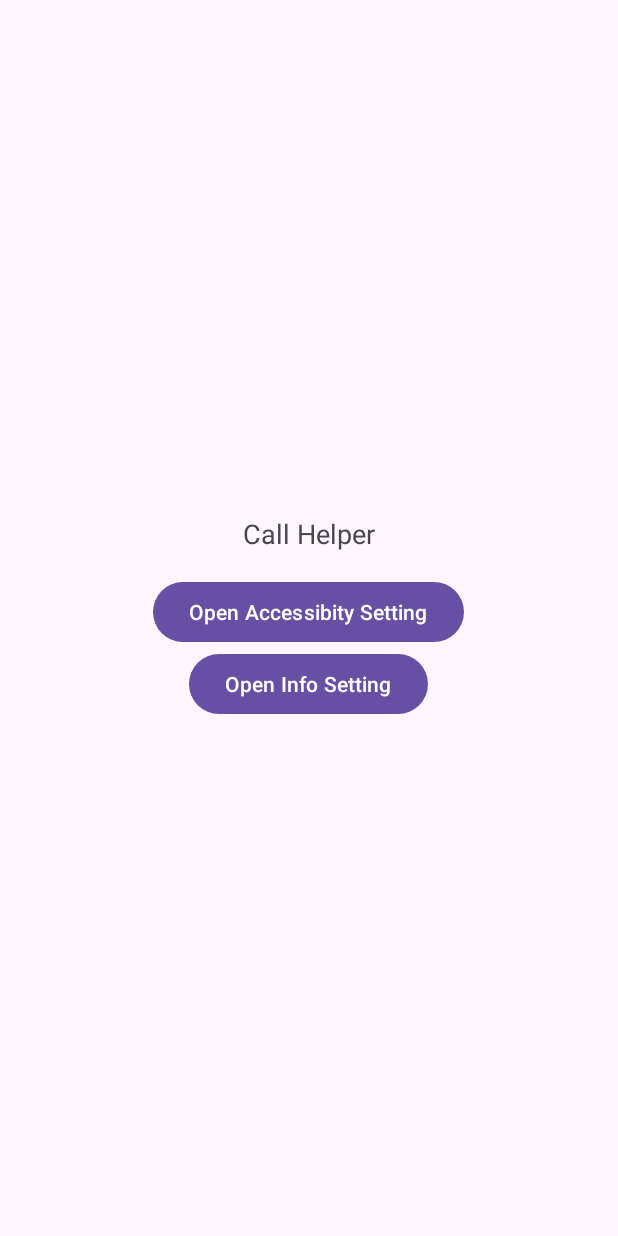
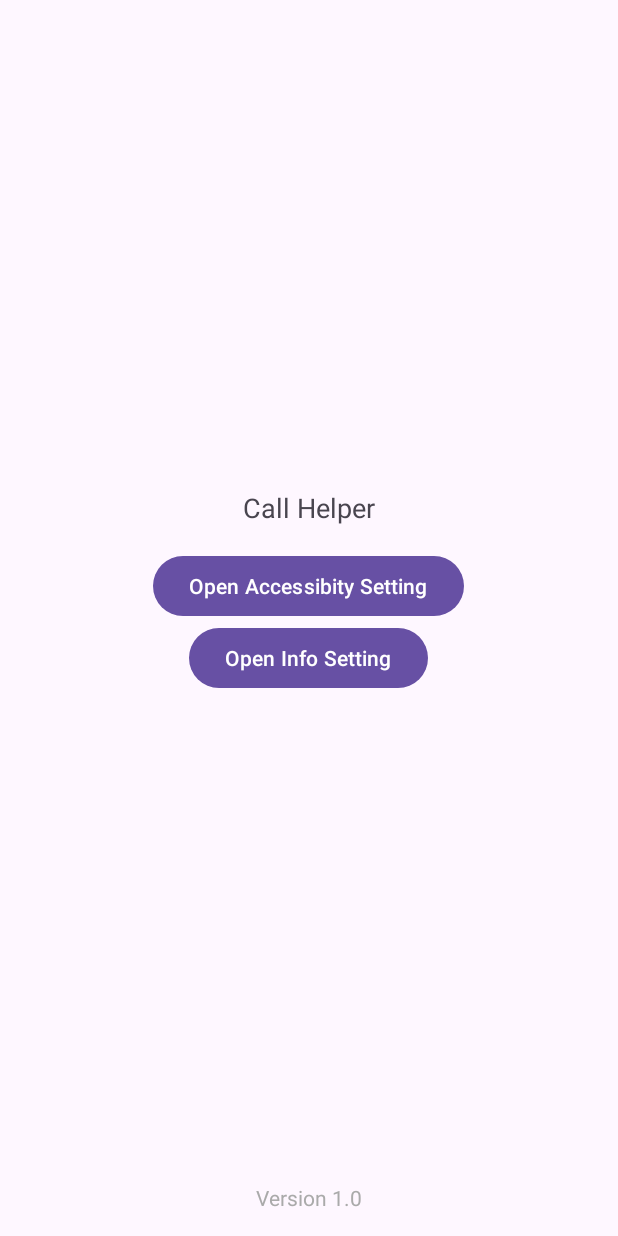
Before and after one commit to jc578271/success-call-helper, an Android app: the layout activity_main.xml on its own in the app's theme, with its tools: preview values and no code run, on a phone screen of 412 x 824 dp. Run offline under Robolectric (Android 15) with nearby library versions, the phone set to English and light mode, and no system bars.

Commit message:
update open setting

```diff
--- a/app/build.gradle
+++ b/app/build.gradle
@@ -10,8 +10,8 @@ android {
         applicationId "standard.inc.success.call.helper"
         minSdk 23
         targetSdk 34
-        versionCode 1
-        versionName "1.0"
+        versionCode 2
+        versionName "1.1"
 
         testInstrumentationRunner "androidx.test.runner.AndroidJUnitRunner"
     }
--- a/app/src/main/res/layout/activity_main.xml
+++ b/app/src/main/res/layout/activity_main.xml
@@ -9,6 +9,14 @@
   android:orientation="vertical"
   tools:context=".MainActivity">
 
+  <LinearLayout
+      android:layout_width="match_parent"
+      android:layout_height="match_parent"
+      android:layout_gravity="center"
+      android:gravity="center"
+      android:orientation="vertical"
+        android:layout_weight="1"
+      >
   <TextView
     android:layout_width="wrap_content"
     android:layout_height="wrap_content"
@@ -36,4 +44,17 @@
     tools:layout_editor_absoluteX="140dp"
     tools:layout_editor_absoluteY="389dp" />
 
+  </LinearLayout>
+
+
+    <TextView
+        android:id="@+id/versionText"
+        android:layout_width="wrap_content"
+        android:layout_height="wrap_content"
+        android:layout_gravity="bottom|center_horizontal"
+        android:layout_marginBottom="16dp"
+        android:text="Version 1.0"
+        android:textSize="14sp"
+        android:textColor="@android:color/darker_gray" />
+
 </LinearLayout>
```
Also changed, not shown: app/src/main/java/standard/inc/success/call/helper/MainActivity.java (+11 -0 lines), app/src/main/java/standard/inc/success/call/helper/RecordAccessibilityService.java (+35 -20 lines), 4 other files.
